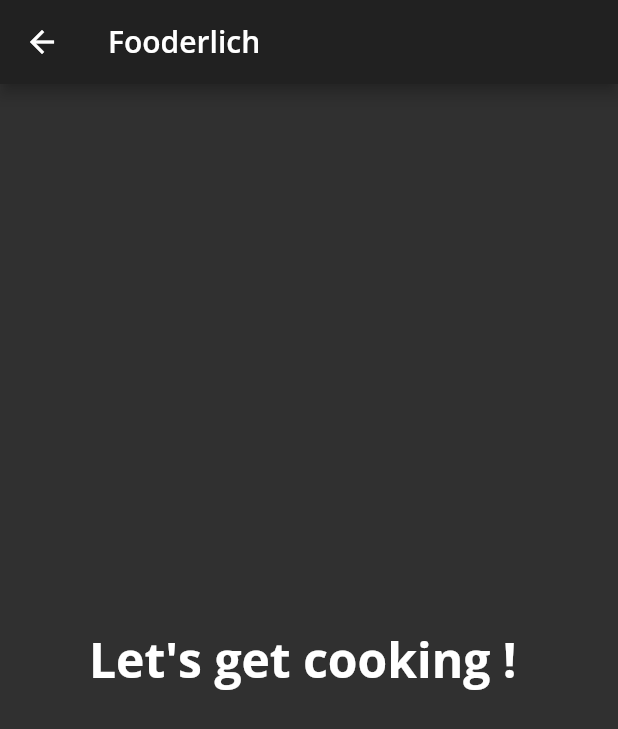
After one commit to YousefZinsazK78/flutter_apprentice_project_test, a Flutter app: the Home screen opened directly, on a phone screen of 412 x 824 dp. The commit adds this screen. Shown: the top 729 px of the screen. Run offline on Flutter 3.47's test engine with Material 2 defaults, Android fonts, the phone set to English and light mode, and no system bars; our stand-ins replace google_fonts.

Commit message:
(deleted)->fooderlich.dart;(modified)->main.dart;(added)->home.dart

```diff
--- a/lib/fooderlich.dart
+++ /dev/null
@@ -1,14 +0,0 @@
-import 'package:flutter/material.dart';
-
-class FooderlichScreen extends StatelessWidget {
-  const FooderlichScreen({Key? key}) : super(key: key);
-
-  @override
-  Widget build(BuildContext context) {
-    return Scaffold(
-      appBar: AppBar(
-        title: const Text('fooderlich'),
-      ),
-    );
-  }
-}
--- /dev/null
+++ b/lib/home.dart
@@ -0,0 +1,29 @@
+import 'package:flutter/material.dart';
+
+class Home extends StatefulWidget {
+  const Home({Key? key}) : super(key: key);
+
+  @override
+  State<Home> createState() => _HomeState();
+}
+
+class _HomeState extends State<Home> {
+  @override
+  Widget build(BuildContext context) {
+    return Scaffold(
+      appBar: AppBar(
+        title: Text(
+          'Fooderlich',
+          // 2
+          style: Theme.of(context).textTheme.headline6,
+        ),
+      ),
+      // TODO: Show selected tab
+      body: Center(
+          child: Text('Let\'s get cooking ! ',
+              // 3
+              style: Theme.of(context).textTheme.headline1)),
+      // TODO: Add bottom navigation bar
+    );
+  }
+}
--- a/lib/main.dart
+++ b/lib/main.dart
@@ -24,7 +24,7 @@ class MyApp extends StatelessWidget {
         ),
         body: Center(
           child: Text(
-            "Let's get cooking",
+            "Let's get cooking 👩‍🍳👨‍🍳",
             style: themeData.textTheme.headline1,
           ),
         ),
```
